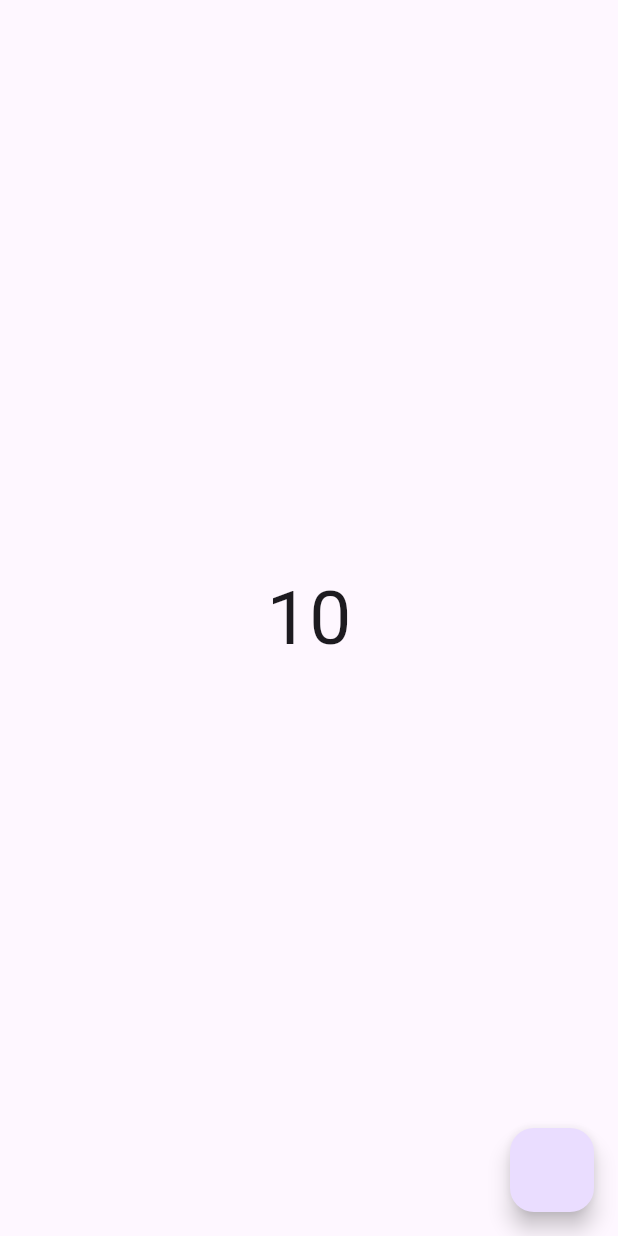
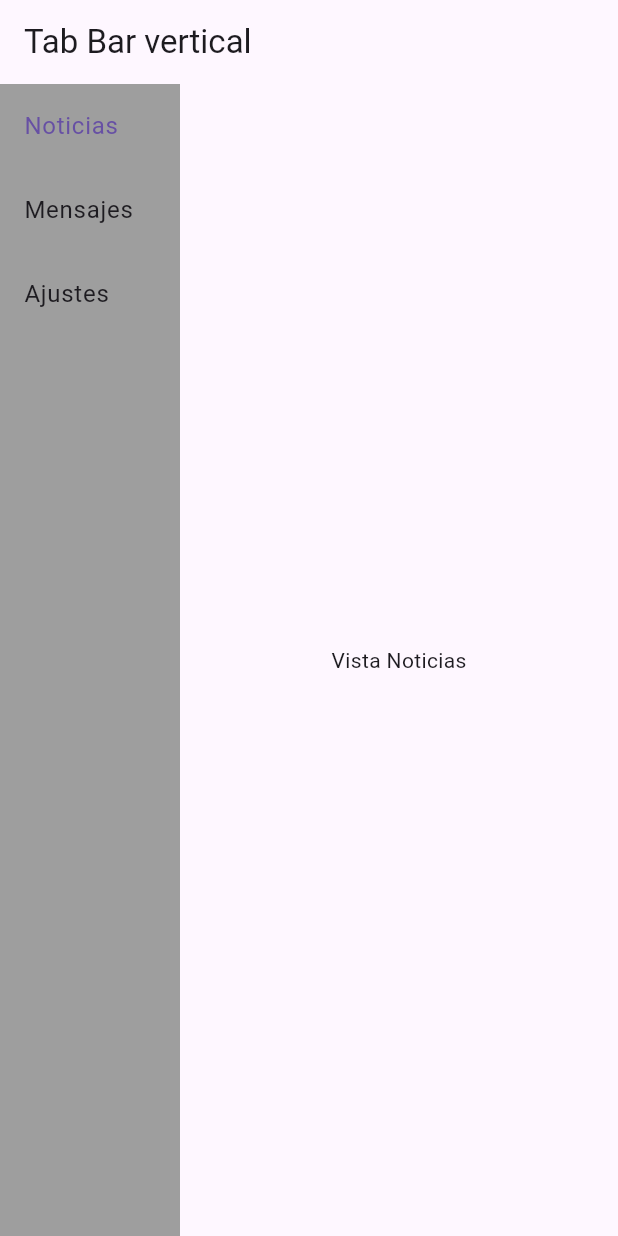
Before and after one commit to fr4nsgallegos/whatsappg12, a Flutter app: the screen it shows after launch, on a phone screen of 412 x 824 dp. Run offline on Flutter 3.47's test engine with Material 3 defaults, Android fonts, the phone set to English and light mode, and no system bars.

Commit message:
simulando un tab bar vvertical

```diff
--- a/lib/main.dart
+++ b/lib/main.dart
@@ -1,9 +1,10 @@
 import 'package:flutter/material.dart';
 import 'package:whatsappg12/pages/home_page.dart';
 import 'package:whatsappg12/pages/widgets/tab_bar_state_page.dart';
+import 'package:whatsappg12/pages/widgets/tab_bar_vertical.dart';
 
 void main() {
   runApp(
-    MaterialApp(home: TabBarStatePage(), debugShowCheckedModeBanner: false),
+    MaterialApp(home: TabBarVertical(), debugShowCheckedModeBanner: false),
   );
 }
--- a/lib/pages/widgets/tab_bar_state_page.dart
+++ b/lib/pages/widgets/tab_bar_state_page.dart
@@ -12,28 +12,29 @@ class _TabBarStatePageState extends State<TabBarStatePage>
   late TabController _controller;
   List<String> titulos = ["Noticias", "Mensajes", "Ajustes"];
 
-  int x = 0;
   @override
   void initState() {
+    _controller = TabController(length: titulos.length, vsync: this);
     // TODO: implement initState
     super.initState();
-    x = 10; //incializa en 10 somulando la carga desde  una base de datos
   }
 
   @override
   Widget build(BuildContext context) {
     return Scaffold(
-      floatingActionButton: FloatingActionButton(
-        onPressed: () {
-          x += 10;
-          setState(() {});
-        },
+      appBar: AppBar(
+        title: Text("Tab dinámico"),
+        bottom: TabBar(
+          controller: _controller,
+          tabs: titulos.map((e) => Center(child: Text(e))).toList(),
+        ),
       ),
-      body: Center(
-        child: Column(
-          mainAxisAlignment: MainAxisAlignment.center,
-          children: [Text(x.toString(), style: TextStyle(fontSize: 50))],
-        ),
+      body: TabBarView(
+        controller: _controller,
+        children:
+            titulos
+                .map((titulo) => Center(child: Text("Vista de $titulo")))
+                .toList(),
       ),
     );
   }
--- /dev/null
+++ b/lib/pages/widgets/tab_bar_vertical.dart
@@ -0,0 +1,44 @@
+import 'package:flutter/material.dart';
+
+class TabBarVertical extends StatefulWidget {
+  const TabBarVertical({super.key});
+
+  @override
+  State<TabBarVertical> createState() => _TabBarVerticalState();
+}
+
+class _TabBarVerticalState extends State<TabBarVertical> {
+  int selectedIndex = 0;
+  List<String> titulos = ["Noticias", "Mensajes", "Ajustes"];
+
+  @override
+  Widget build(BuildContext context) {
+    return Scaffold(
+      appBar: AppBar(title: Text("Tab Bar vertical")),
+      body: Row(
+        children: [
+          Container(
+            width: 120,
+            color: Colors.grey,
+            child: Column(
+              children: List.generate(titulos.length, (index) {
+                return ListTile(
+                  title: Text(titulos[index]),
+                  selected: selectedIndex == index,
+                  onTap: () {
+                    setState(() {
+                      selectedIndex = index;
+                    });
+                  },
+                );
+              }),
+            ),
+          ),
+          Expanded(
+            child: Center(child: Text("Vista ${titulos[selectedIndex]}")),
+          ),
+        ],
+      ),
+    );
+  }
+}
```
